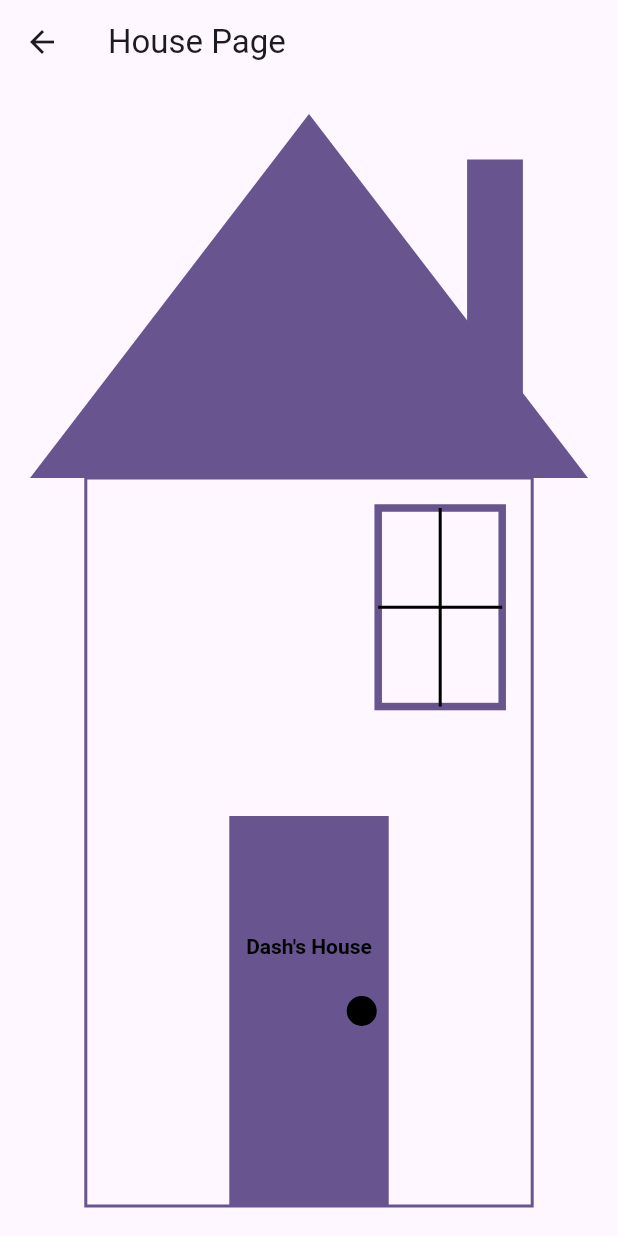
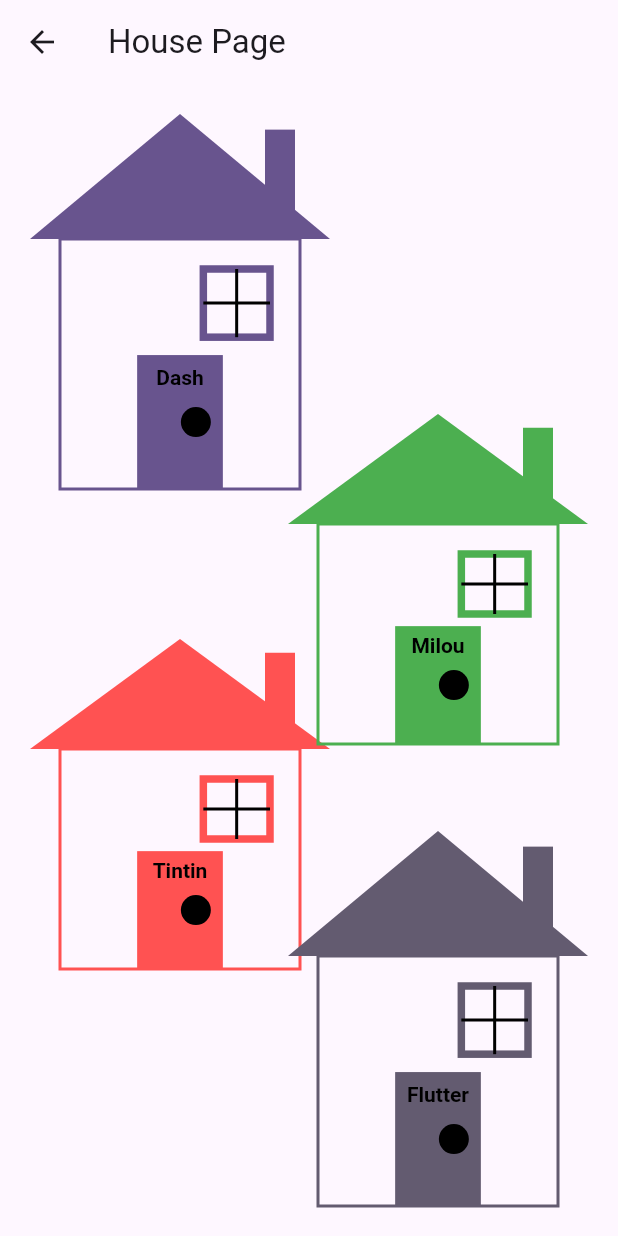
Before and after one commit to lyabs243/flutter-custom-painter, a Flutter app: the screen it shows after launch, after a tap on "Draw a house", on a phone screen of 412 x 824 dp. Run offline on Flutter 3.47's test engine with Material 3 defaults, Android fonts, the light colour scheme and no system bars.

Commit message:
Duplicate the house component

```diff
--- a/lib/house_page.dart
+++ b/lib/house_page.dart
@@ -26,11 +26,51 @@ class PaintHouse extends StatelessWidget {
 
   @override
   Widget build(BuildContext context) {
-    return CustomPaint(
-      painter: HousePainter(
-        title: 'Dash\'s House',
-        color: Theme.of(context).colorScheme.primary
-      ),
+    return Stack(
+      children: [
+        Align(
+          alignment: Alignment.topLeft,
+          child: CustomPaint(
+            painter: HousePainter(
+              title: 'Dash',
+              color: Theme.of(context).colorScheme.primary
+            ),
+            size: const Size(200, 250),
+          ),
+        ),
+        const Positioned(
+          top: 350,
+          left: 0,
+          child: CustomPaint(
+            painter: HousePainter(
+                title: 'Tintin',
+                color: Colors.redAccent
+            ),
+            size: Size(200, 220),
+          ),
+        ),
+        const Positioned(
+          top: 200,
+          right: 0,
+          child: CustomPaint(
+            painter: HousePainter(
+                title: 'Milou',
+                color: Colors.green
+            ),
+            size: Size(200, 220),
+          ),
+        ),
+        Align(
+          alignment: Alignment.bottomRight,
+          child: CustomPaint(
+            painter: HousePainter(
+                title: 'Flutter',
+                color: Theme.of(context).colorScheme.secondary
+            ),
+            size: const Size(200, 250),
+          ),
+        ),
+      ],
     );
   }
 }
@@ -140,7 +180,7 @@ class HousePainter extends CustomPainter {
       textDirection: TextDirection.ltr,
     );
     tp.layout();
-    tp.paint(canvas, Offset(size.width / 2 - tp.width / 2, size.height - doorHeight / 1.5 - tp.height / 2));
+    tp.paint(canvas, Offset(size.width / 2 - tp.width / 2, size.height - doorHeight / 1.2 - tp.height / 2));
 
     // the window
     final paintWindow = Paint()
```
